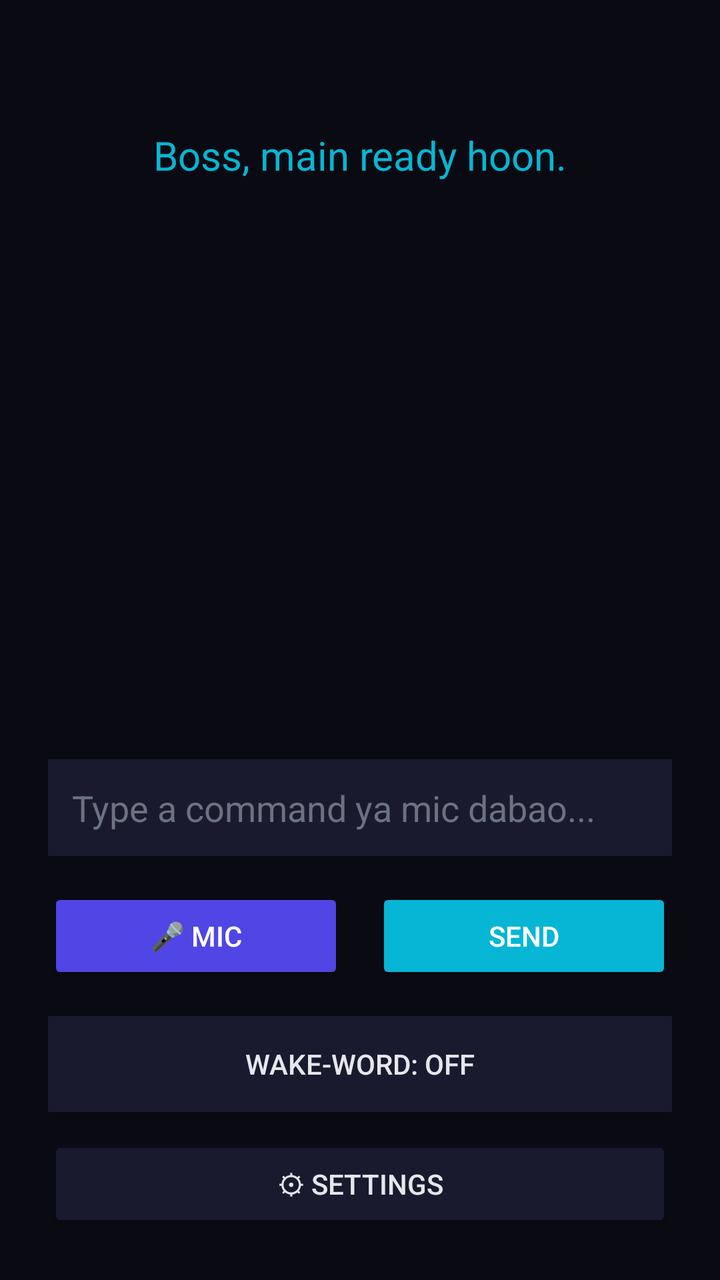
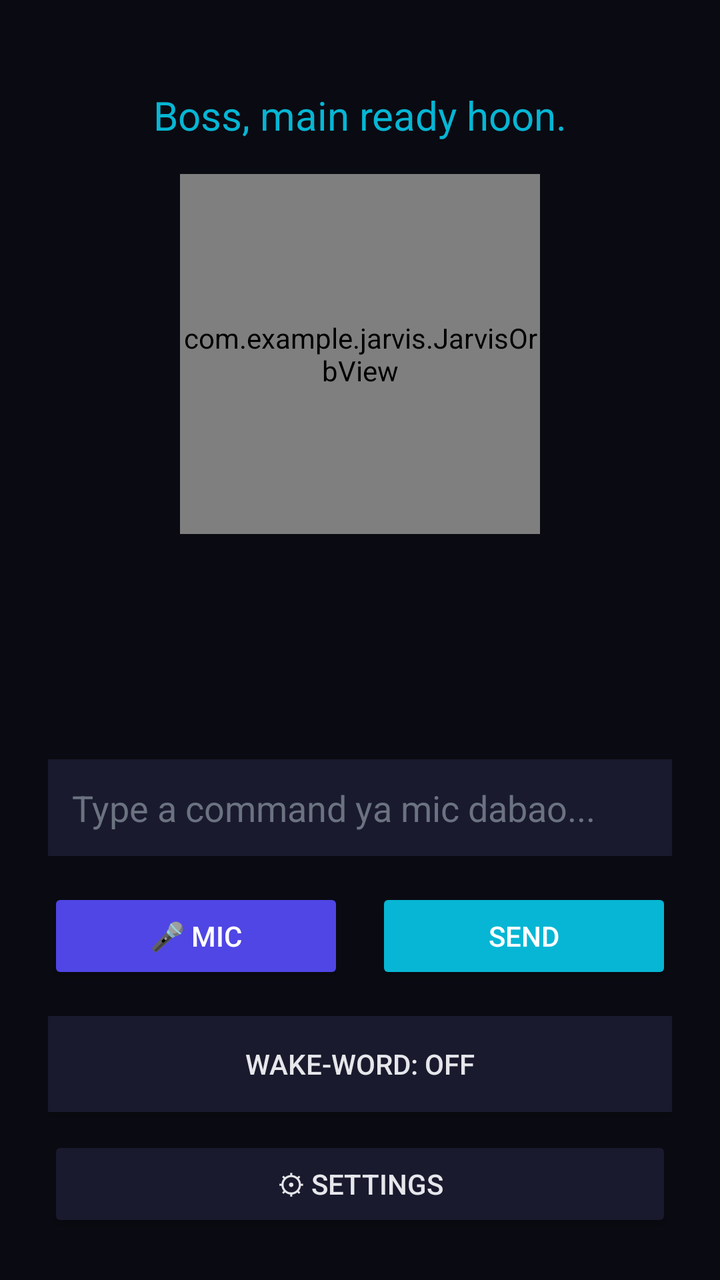

The first picture is an Android layout as it rendered before a commit; the second is the same layout after the commit. The layout source and the unified diff follow.
<!-- AndroidManifest.xml: application theme Theme.AppCompat.DayNight -->
<!-- res/layout/activity_main.xml -->
<?xml version="1.0" encoding="utf-8"?>
<LinearLayout xmlns:android="http://schemas.android.com/apk/res/android"
    android:layout_width="match_parent"
    android:layout_height="match_parent"
    android:orientation="vertical"
    android:background="#0a0a12"
    android:padding="24dp">

    <TextView
        android:id="@+id/tvStatus"
        android:layout_width="match_parent"
        android:layout_height="wrap_content"
        android:layout_marginTop="40dp"
        android:text="Boss, main ready hoon."
        android:textColor="#06b6d4"
        android:textSize="20sp"
        android:gravity="center" />

    <TextView
        android:id="@+id/tvTranscript"
        android:layout_width="match_parent"
        android:layout_height="0dp"
        android:layout_weight="1"
        android:layout_marginTop="24dp"
        android:text=""
        android:textColor="#e5e7eb"
        android:textSize="16sp"
        android:gravity="top" />

    <EditText
        android:id="@+id/etCommand"
        android:layout_width="match_parent"
        android:layout_height="wrap_content"
        android:hint="Type a command ya mic dabao..."
        android:textColorHint="#6b7280"
        android:textColor="#e5e7eb"
        android:background="#1a1a2e"
        android:padding="12dp" />

    <LinearLayout
        android:layout_width="match_parent"
        android:layout_height="wrap_content"
        android:orientation="horizontal"
        android:layout_marginTop="16dp"
        android:gravity="center">

        <Button
            android:id="@+id/btnMic"
            android:layout_width="0dp"
            android:layout_height="wrap_content"
            android:layout_weight="1"
            android:layout_marginEnd="8dp"
            android:text="🎤 Mic"
            android:backgroundTint="#4f46e5"
            android:textColor="#ffffff" />

        <Button
            android:id="@+id/btnSend"
            android:layout_width="0dp"
            android:layout_height="wrap_content"
            android:layout_weight="1"
            android:layout_marginStart="8dp"
            android:text="Send"
            android:backgroundTint="#06b6d4"
            android:textColor="#ffffff" />
    </LinearLayout>

    <ToggleButton
        android:id="@+id/toggleWakeWord"
        android:layout_width="match_parent"
        android:layout_height="wrap_content"
        android:layout_marginTop="16dp"
        android:textOn="Wake-word: ON (always listening)"
        android:textOff="Wake-word: OFF"
        android:background="#1a1a2e"
        android:textColor="#e5e7eb" />

    <Button
        android:id="@+id/btnSettings"
        android:layout_width="match_parent"
        android:layout_height="wrap_content"
        android:layout_marginTop="12dp"
        android:text="⚙ Settings"
        android:backgroundTint="#1a1a2e"
        android:textColor="#e5e7eb" />

</LinearLayout>
<!-- resources referenced by this layout -->
<resources>

</resources>

<!-- the commit's change to res/layout/activity_main.xml (unified diff, before → after) -->
@@ -10,11 +10,18 @@
         android:id="@+id/tvStatus"
         android:layout_width="match_parent"
         android:layout_height="wrap_content"
-        android:layout_marginTop="40dp"
+        android:layout_marginTop="20dp"
         android:text="Boss, main ready hoon."
         android:textColor="#06b6d4"
         android:textSize="20sp"
         android:gravity="center" />
+
+    <com.example.jarvis.JarvisOrbView
+        android:id="@+id/orbView"
+        android:layout_width="180dp"
+        android:layout_height="180dp"
+        android:layout_gravity="center"
+        android:layout_marginTop="16dp" />
 
     <TextView
         android:id="@+id/tvTranscript"
